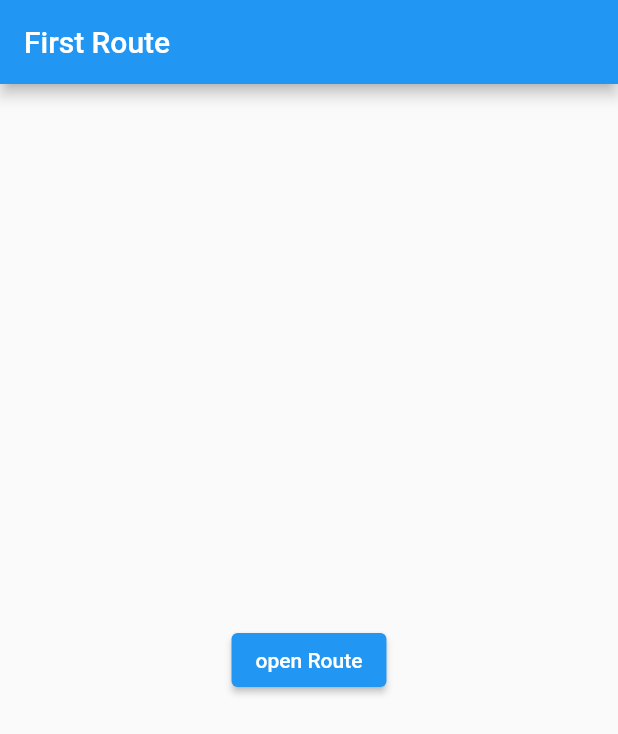
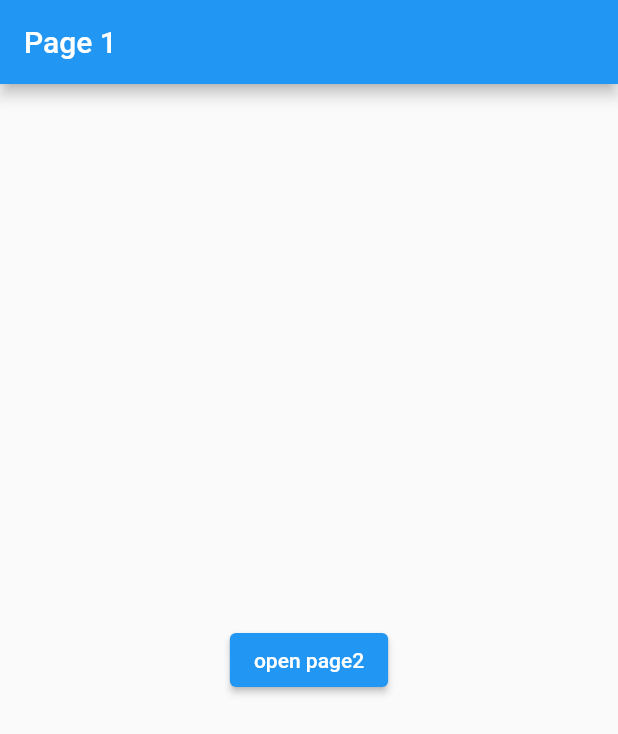
Before and after one commit to daheeamond/Flutter_Navigator_prac, a Flutter app: the screen it shows after launch, on a phone screen of 412 x 824 dp. Shown: the top 734 px of the screen. Run offline on Flutter 3.47's test engine with Material 2 defaults, Android fonts, the phone set to English and light mode, and no system bars.

Commit message:
route name

```diff
--- a/lib/main.dart
+++ b/lib/main.dart
@@ -1,7 +1,7 @@
 import 'package:flutter/material.dart';
 
 void main() {
-  runApp(MaterialApp(
+  runApp( MaterialApp(
     title: 'Navigation',
     home: FirstRoute(),
   ));
@@ -12,11 +12,11 @@ class FirstRoute extends StatelessWidget {
   Widget build(BuildContext context) {
     return Scaffold(
       appBar: AppBar(
-        title: Text('First Route'),
+        title: Text('Page 1'),
       ),
       body: Center(
         child: ElevatedButton(
-          child: Text("open Route"),
+          child: Text("open page2"),
           onPressed: () {
             Navigator.push(
               context,
@@ -33,7 +33,7 @@ class SecondRoute extends StatelessWidget {
   Widget build(BuildContext context) {
     return Scaffold(
       appBar: AppBar(
-        title: Text('Second Route'),
+        title: Text('page 2'),
       ),
       body: Center(
         child: ElevatedButton(
```
